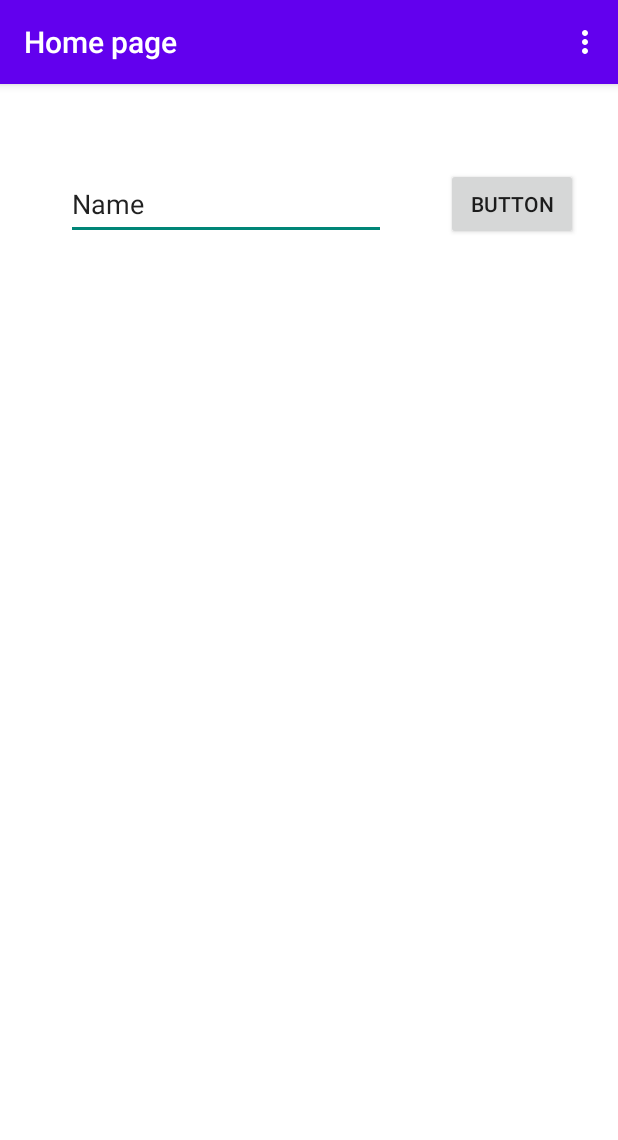
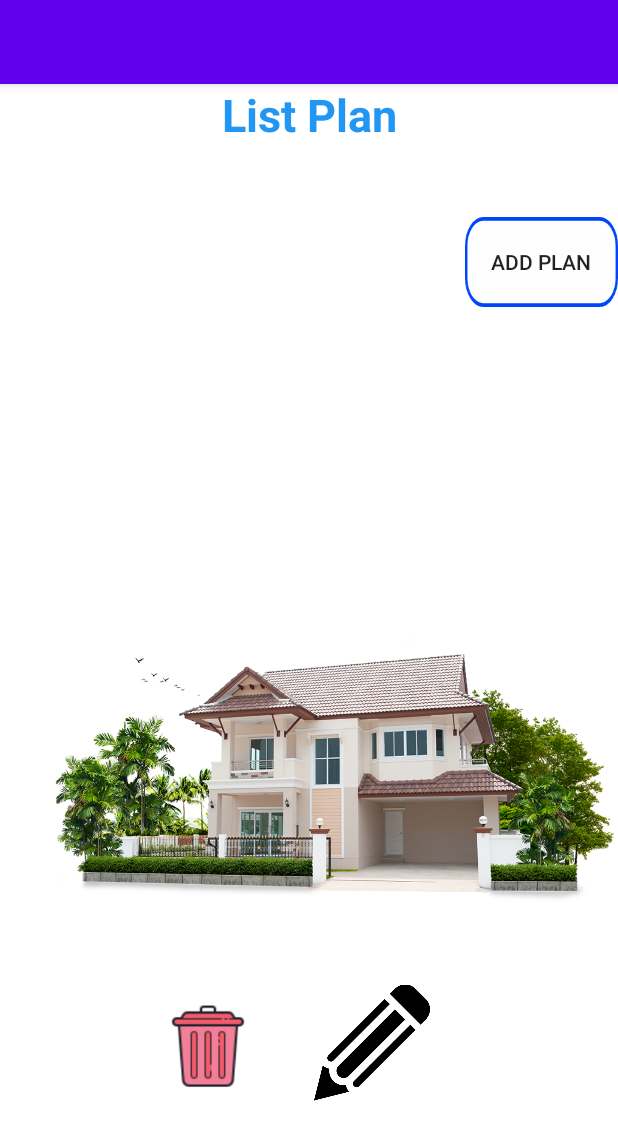
Before and after one commit to Ahmedbenabdallah29435/AndroidProjetRealEstate, an Android app: the SimpleUserHomePage screen opened directly, with no data from a screen before it, on a phone screen of 412 x 824 dp. Shown: the top 1140 px of the screen. Run offline under Robolectric (Android 15) with nearby library versions, the phone set to English and light mode, and no system bars.

```diff
--- a/app/src/main/java/com/example/androidrealestateproject/SimpleUserHomePage.java
+++ b/app/src/main/java/com/example/androidrealestateproject/SimpleUserHomePage.java
@@ -10,6 +10,8 @@ import android.content.Intent;
 import android.os.Bundle;
 import android.view.Menu;
 import android.view.MenuItem;
+import android.view.View;
+import android.widget.Button;
 
 import com.example.androidrealestateproject.dao.UserDAO;
 import com.example.androidrealestateproject.database.RightCleanerDataBase;
@@ -17,6 +19,9 @@ import com.example.androidrealestateproject.helper.SessionManagement;
 import com.example.androidrealestateproject.listServiceProviders.ServiceProviderAdapter;
 
 public class SimpleUserHomePage extends AppCompatActivity {
+    Button btn;
+
+    /**
     RightCleanerDataBase rightCleanerDataBase;
     UserDAO userDAO;
     SessionManagement sessionManagement;
@@ -63,7 +68,7 @@ public class SimpleUserHomePage extends AppCompatActivity {
         }
         return super.onOptionsItemSelected(item);
     }
-*/
+*//*
     @Override
     protected void onStart() {
         super.onStart();
@@ -79,7 +84,18 @@ public class SimpleUserHomePage extends AppCompatActivity {
         startActivity(new Intent(this,MainActivity.class));
 
     }
+*/
 
+    @Override
+    protected void onCreate(Bundle savedInstanceState) {
+        super.onCreate(savedInstanceState);
+        setContentView(R.layout.activity_simple_user_home_page);  // You need to have the "activity_main.xml" layout file
+        btn=findViewById(R.id.house1);
+        btn.setOnClickListener(e -> {
+            Intent intent = new Intent (this,AddPlan.class);
+            startActivity(intent);
+        });
+    }
 
 
 }
--- a/app/src/main/java/com/example/androidrealestateproject/entity/User.java
+++ b/app/src/main/java/com/example/androidrealestateproject/entity/User.java
@@ -23,11 +23,13 @@ public class User {
     String phoneNumber;
     @ColumnInfo(name = "role")
     String role;
+    /**
     @Relation(parentColumn = "id", entityColumn = "user_id")
     public List<Plan> plans;
 
     @Relation(parentColumn = "id", entityColumn = "contratplanid")
     public List<ContractPlan> contractPlans;
+     */
 
     public Integer getId() {
         return id;
--- a/app/src/main/res/layout/activity_simple_user_home_page.xml
+++ b/app/src/main/res/layout/activity_simple_user_home_page.xml
@@ -7,47 +7,73 @@
     android:layout_height="match_parent"
     android:background="#FFFFFF"
     tools:context="com.example.androidrealestateproject.SimpleUserHomePage">
+
+    <Button
+        android:id="@+id/house1"
+        android:layout_width="102dp"
+        android:layout_height="60dp"
+
+        android:background="@drawable/victore_button"
+        android:text="Add Plan"
+        app:layout_constraintBottom_toBottomOf="parent"
+        app:layout_constraintEnd_toEndOf="parent"
+        app:layout_constraintHorizontal_bias="1.0"
+        app:layout_constraintStart_toStartOf="parent"
+        app:layout_constraintTop_toTopOf="parent"
+        app:layout_constraintVertical_bias="0.189" />
+
     <include
         android:id="@+id/toolbar"
         layout="@layout/test"
-        tools:layout_editor_absoluteX="16dp"
-        tools:layout_editor_absoluteY="140dp" />
-    <Button
-        android:id="@+id/button2"
-        android:layout_width="wrap_content"
-        android:layout_height="wrap_content"
-        android:layout_centerInParent="true"
-        android:layout_marginStart="40dp"
-        android:layout_marginTop="56dp"
-        android:text="Button"
-        app:layout_constraintStart_toEndOf="@+id/editTextTextPersonName"
+        app:layout_constraintBottom_toTopOf="@+id/textView6"
+        app:layout_constraintStart_toStartOf="parent"
+        app:layout_constraintTop_toTopOf="parent" />
+
+
+    <TextView
+        android:id="@+id/textView6"
+        android:layout_width="183dp"
+        android:layout_height="0dp"
+        android:layout_marginBottom="604dp"
+        android:text="List Plan"
+        android:textAlignment="center"
+        android:textColor="#2196F3"
+        android:textSize="30sp"
+        android:textStyle="bold"
+        app:layout_constraintBottom_toBottomOf="parent"
+        app:layout_constraintEnd_toEndOf="parent"
+        app:layout_constraintStart_toStartOf="parent"
         app:layout_constraintTop_toBottomOf="@+id/toolbar" />
 
+    <ImageView
+        android:id="@+id/imageView4"
+        android:layout_width="393dp"
+        android:layout_height="288dp"
+        android:layout_marginBottom="196dp"
+        app:layout_constraintBottom_toBottomOf="parent"
+        app:layout_constraintEnd_toEndOf="parent"
+        app:layout_constraintHorizontal_bias="1.0"
+        app:layout_constraintStart_toStartOf="parent"
+        app:srcCompat="@drawable/image" />
 
-    <EditText
-        android:id="@+id/editTextTextPersonName"
-        android:layout_width="wrap_content"
-        android:layout_height="wrap_content"
-        android:layout_marginTop="58dp"
-        android:ems="10"
-        android:inputType="textPersonName"
-        android:minHeight="48dp"
-        android:text="Name"
-        app:layout_constraintBottom_toBottomOf="@+id/button2"
-        app:layout_constraintEnd_toEndOf="parent"
-        app:layout_constraintHorizontal_bias="0.22"
-        app:layout_constraintStart_toStartOf="@+id/toolbar"
-        app:layout_constraintTop_toBottomOf="@+id/toolbar"
-        app:layout_constraintVertical_bias="0.95" />
+    <ImageView
+        android:id="@+id/imageView5"
+        android:layout_width="77dp"
+        android:layout_height="90dp"
+        android:layout_marginStart="100dp"
+        android:layout_marginBottom="80dp"
+        app:layout_constraintBottom_toBottomOf="parent"
+        app:layout_constraintStart_toStartOf="parent"
+        app:srcCompat="@drawable/delete" />
 
-    <androidx.recyclerview.widget.RecyclerView
-        android:id="@+id/listproviders"
-        android:layout_width="409dp"
-        android:layout_height="569dp"
-        android:layout_marginTop="1dp"
-        app:layout_constraintTop_toBottomOf="@+id/editTextTextPersonName"
-        tools:ignore="MissingConstraints"
-        tools:layout_editor_absoluteX="1dp"
-        tools:listitem="@layout/list_item" />
+    <ImageView
+        android:id="@+id/imageView6"
+        android:layout_width="77dp"
+        android:layout_height="90dp"
+        android:layout_marginStart="32dp"
+        android:layout_marginBottom="84dp"
+        app:layout_constraintBottom_toBottomOf="parent"
+        app:layout_constraintStart_toEndOf="@+id/imageView5"
+        app:srcCompat="@drawable/edit" />
 
 </androidx.constraintlayout.widget.ConstraintLayout>
```
Also changed, not shown: app/src/main/java/com/example/androidrealestateproject/AddPlan.java (added, +13 -0 lines), app/src/main/java/com/example/androidrealestateproject/MainActivity.java (+5 -5 lines), app/src/main/java/com/example/androidrealestateproject/entity/Plan.java (+9 -6 lines), app/src/main/res/layout/activity_addplan.xml (added, +29 -0 lines), app/src/main/res/layout/choose_service_page.xml (+17 -3 lines), app/src/main/res/drawable/delete.png (added), app/src/main/res/drawable/edit.png (added), app/src/main/res/drawable/image.png (added), 1 other file.
